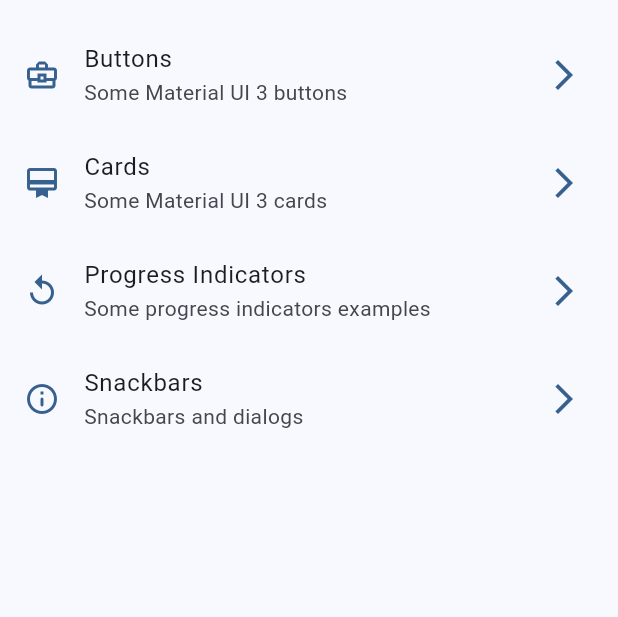
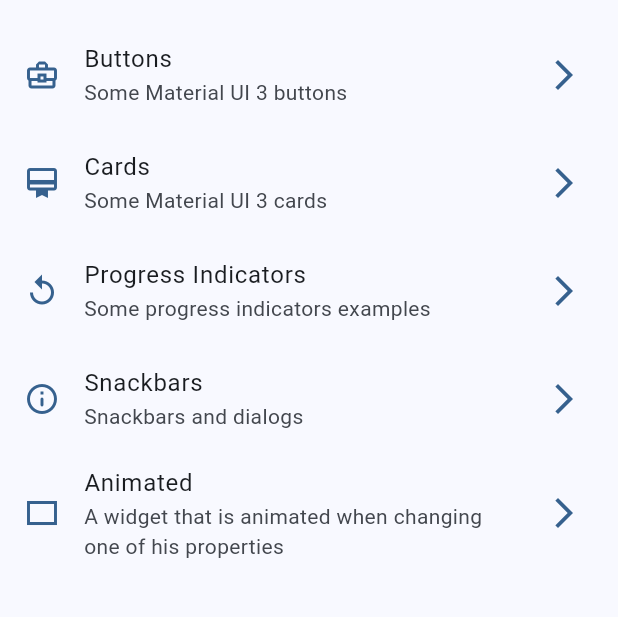
Before and after one commit to luislealdev/widgets-app-flutter, a Flutter app: the screen it shows after launch, on a phone screen of 412 x 824 dp, the part 63-680 px from its top. Run offline on Flutter 3.47's test engine with Material 2 defaults, Android fonts, the phone set to English and light mode, and no system bars; our stand-ins replace go_router.

Commit message:
Add animated container

```diff
--- a/lib/config/menu/menu_items.dart
+++ b/lib/config/menu/menu_items.dart
@@ -34,4 +34,10 @@ const menuItems = <MenuItem>[
       description: 'Snackbars and dialogs',
       url: '/snackbars',
       icon: Icons.info_outline_rounded),
+  MenuItem(
+      title: 'Animated',
+      description:
+          'A widget that is animated when changing one of his properties',
+      url: '/animated',
+      icon: Icons.rectangle_outlined),
 ];
--- a/lib/config/routes/app_router.dart
+++ b/lib/config/routes/app_router.dart
@@ -24,5 +24,9 @@ final appRouter = GoRouter(
       path: '/snackbars',
       builder: (context, state) => const SnackBarScreen(),
     ),
+    GoRoute(
+      path: '/animated',
+      builder: (context, state) => const AnimatedScreen(),
+    ),
   ],
 );
```
Also changed, not shown: lib/presentation/screens/animated/animated_screen.dart (+41 -2 lines).
